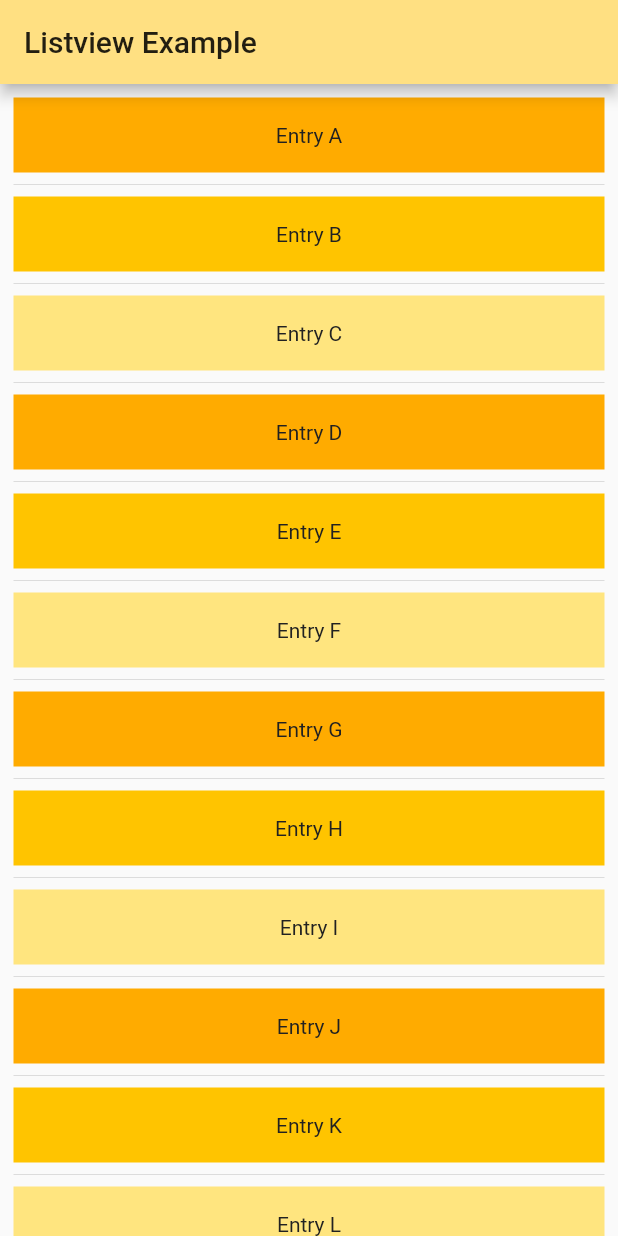
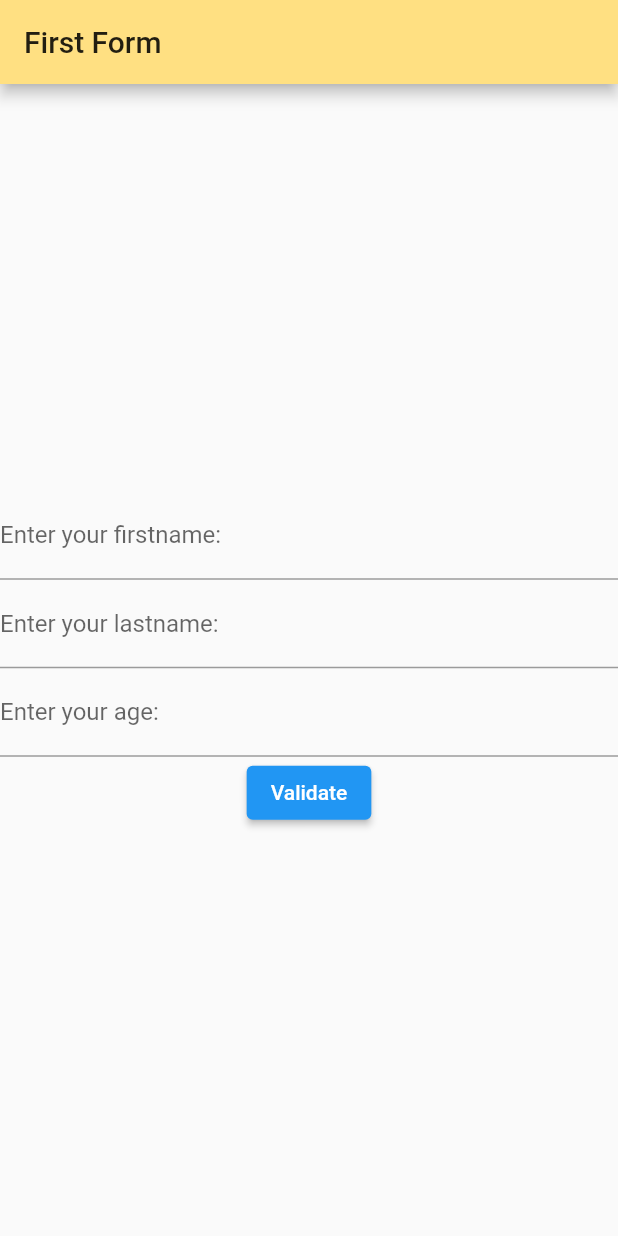
Before and after one commit to is767-1-2021/kornvadee, a Flutter app: the screen it shows after launch, on a phone screen of 412 x 824 dp. Run offline on Flutter 3.47's test engine with Material 2 defaults, Android fonts, the phone set to English and light mode, and no system bars.

Commit message:
GridPage + DynamicMenu + Form + Validator

```diff
--- a/first_app/lib/main.dart
+++ b/first_app/lib/main.dart
@@ -14,15 +14,18 @@
       theme: ThemeData(
           primarySwatch: Colors.blue,
           primaryColor: Colors.amber[200],
-          accentColor: Colors.red[300],
+          accentColor: Colors.yellow[100],
+          // เป็นการกำหนดสีแบบภาพรวม ว่า overall ให้เปนสีอะไร
           textTheme: TextTheme(bodyText2: TextStyle(color: Colors.grey[900]))),
-      initialRoute: '/forth',
+      initialRoute: '/6',
       // เป็นตัวกำหนดได้ว่าหน้าแรกของแอปจะไปหน้าไหน
       routes: <String, WidgetBuilder>{
-        '/first': (context) => FirstPage(),
-        '/second': (context) => SecondPage(),
-        '/third': (context) => ThirdPage(),
-        '/forth': (context) => FourthPage(),
+        '/1': (context) => FirstPage(),
+        '/2': (context) => SecondPage(),
+        '/3': (context) => ThirdPage(),
+        '/4': (context) => FourthPage(),
+        '/5': (context) => FifthPage(),
+        '/6': (context) => SixthPage(),
         // ใส่หน้าใหม่อย่าลืม มา set route ด้านบนตรงนี้ด้วย โดยเชื่อมมาด้วย class
         // เวลา reload หน้าที่เพิ่มเข้ามาใหม่ใช้ R (not r)
       },
@@ -311,3 +314,129 @@
     );
   }
 }
+
+class FifthPage extends StatelessWidget {
+  @override
+  Widget build(BuildContext context) {
+    return Scaffold(
+      appBar: AppBar(
+        title: Text('Grid View'),
+      ),
+      body: GridView.count(
+        crossAxisCount: 2,
+        children: List.generate(6, (index) {
+          // gen list วน loop 6 ครั้ง
+          return InkWell(
+            //inkwell = effect
+            onTap: () {
+              Navigator.pushNamed(context, '/${index + 1}');
+              //ScaffoldMessenger.of(context).showSnackBar(SnackBar(
+              //  content: Text('Tap at $index'),
+              // ));
+              // index start from 0
+            },
+            child: Container(
+              margin: EdgeInsets.all(20.0),
+              decoration: BoxDecoration(
+                  color: Theme.of(context).accentColor,
+                  borderRadius: BorderRadius.circular(8.0)),
+              child: Center(
+                child: Text(
+                  'Page ${index + 1}',
+                  // ชื่อ text ในแต่ละปุ้่ม
+                  style: Theme.of(context).textTheme.headline5,
+                ),
+              ),
+            ),
+          );
+        }),
+      ),
+    );
+  }
+}
+
+class SixthPage extends StatelessWidget {
+// อันนี้เสดแล้ว ctrl + . แล้วเลือกคำสั่ง
+  @override
+  Widget build(BuildContext context) {
+    return Scaffold(
+      appBar: AppBar(
+        title: Text('First Form'),
+      ),
+      body: MyCustomForm(),
+    );
+  }
+}
+
+class MyCustomForm extends StatefulWidget {
+  // recommend สร้าง stateless ก่อน แล้วค่อย convert to stateful >> stateful ไว้เก็บข้อมูล
+  @override
+  _MyCustomFormState createState() => _MyCustomFormState();
+}
+
+class _MyCustomFormState extends State<MyCustomForm> {
+  final _formKey = GlobalKey<FormState>();
+
+  @override
+  Widget build(BuildContext context) {
+    return Form(
+      key: _formKey,
+      child: Column(
+        mainAxisAlignment: MainAxisAlignment.center,
+        children: [
+          TextFormField(
+            decoration: InputDecoration(
+                border: UnderlineInputBorder(),
+                labelText: 'Enter your firstname:'),
+            validator: (value) {
+              if (value == null || value.isEmpty) {
+                return 'Your firstname please....';
+              }
+              //condition if null then return ...
+
+              return null;
+            },
+          ),
+          TextFormField(
+            decoration: InputDecoration(
+                border: UnderlineInputBorder(),
+                labelText: 'Enter your lastname:'),
+            validator: (value) {
+              if (value == null || value.isEmpty) {
+                return 'Your lastname please....';
+              }
+
+              return null;
+            },
+          ),
+          TextFormField(
+            decoration: InputDecoration(
+                border: UnderlineInputBorder(), labelText: 'Enter your age:'),
+            validator: (value) {
+              if (value == null || value.isEmpty) {
+                return 'Please enter your age.';
+              }
+              //condition1
+              if (int.parse(value) < 18) {
+                return 'Please enter your valid age.';
+              }
+              //condition2
+              return null;
+            },
+          ),
+          ElevatedButton(
+            onPressed: () {
+              if (_formKey.currentState!.validate()) {
+                //! ถ้า validate เป็น null
+                ScaffoldMessenger.of(context).showSnackBar(SnackBar(
+                  content: Text('Hooooorayyyyyyyy'),
+                ));
+              }
+            },
+            child: Text('Validate'),
+          ),
+        ],
+      ),
+    );
+  }
+}
```
